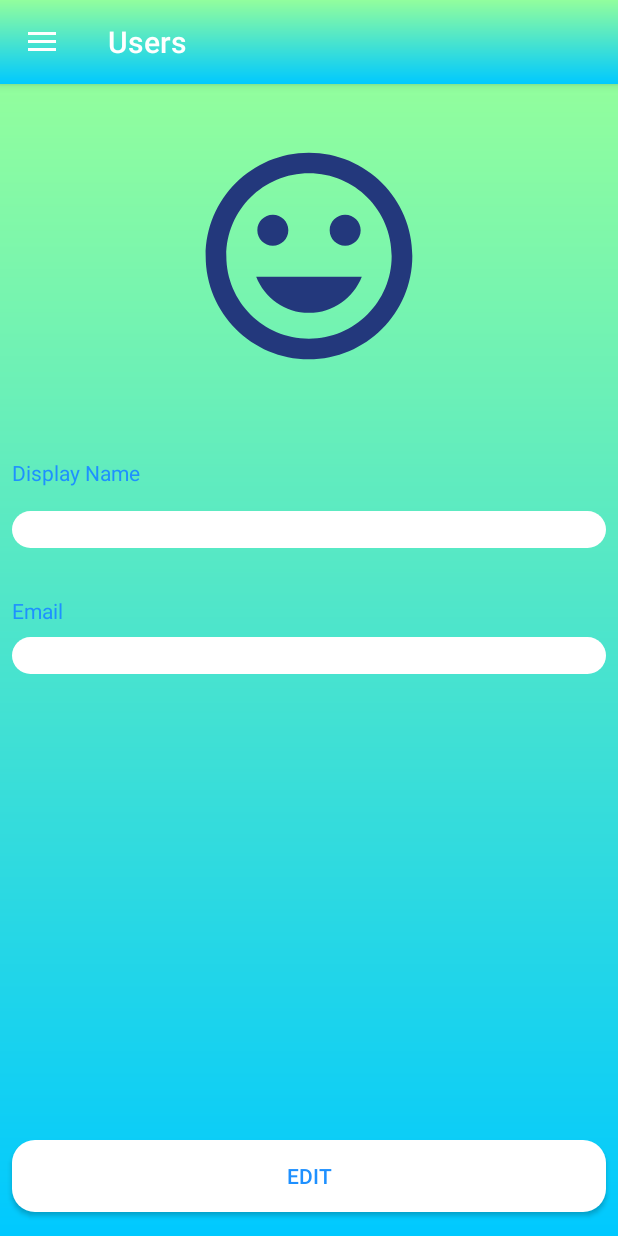
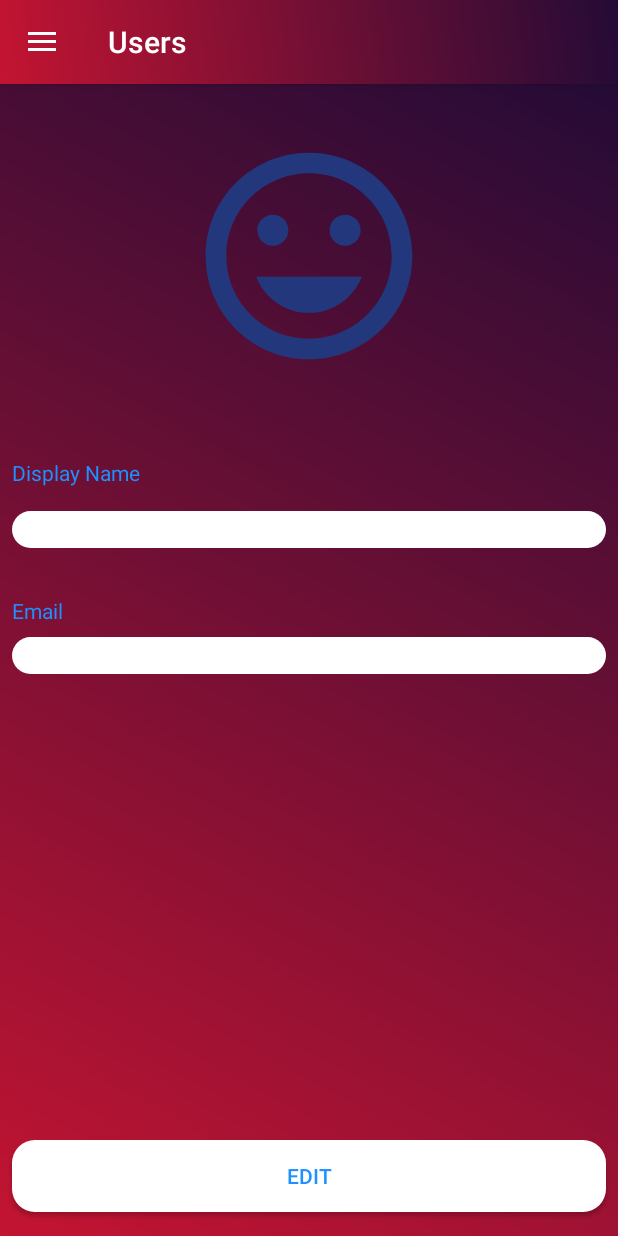
Before and after one commit to Blaze1318/BSocial, an Android app: the fragment ProfileFragment placed in its activity, on a phone screen of 412 x 824 dp. Run offline under Robolectric (Android 15) with nearby library versions, the phone set to English and light mode, and no system bars; our stand-ins replace Firebase (no records; nobody signed in at launch, a user with empty details on screens opened directly), Picasso; plain views replace CircularImageView; pictures from the network do not load; 1 statement that could not run was skipped.

Commit message:
Ui fixes

```diff
--- a/app/src/main/AndroidManifest.xml
+++ b/app/src/main/AndroidManifest.xml
@@ -19,8 +19,10 @@
         <activity
             android:name=".HomeActivity"
             android:label="@string/title_activity_home"
-            android:theme="@style/AppTheme.NoActionBar" />
-        <activity android:name=".ForgotPasswordActivity" />
+            android:theme="@style/AppTheme.NoActionBar"
+            android:configChanges="keyboardHidden|screenSize|orientation"/>
+        <activity android:name=".ForgotPasswordActivity"
+            android:configChanges="keyboardHidden|screenSize|orientation"/>
         <activity android:name=".SignUpActivity" />
         <activity android:name=".LoginActivity" />
         <activity android:name=".SplashScreenActivity"
--- a/app/src/main/java/com/example/firebaseauthenticationandstoragetest/ChatActivity.java
+++ b/app/src/main/java/com/example/firebaseauthenticationandstoragetest/ChatActivity.java
@@ -315,7 +315,7 @@ public class ChatActivity extends AppCompatActivity {
                 for (DataSnapshot ds : dataSnapshot.getChildren())
                 {
                     Token token = ds.getValue(Token.class);
-                    Data data = new Data(myId,name+":"+msg,"New Message",recipientId,R.drawable.ic_mood_black_24dp);
+                    Data data = new Data(myId,name+":"+msg,"New Message",recipientId,R.drawable.logo);
                     Sender sender = new Sender(data,token.getToken());
 
                     service.sendNotification(sender)
--- a/app/src/main/res/drawable/bakground_layout.xml
+++ b/app/src/main/res/drawable/bakground_layout.xml
@@ -2,8 +2,8 @@
 <shape xmlns:android="http://schemas.android.com/apk/res/android"
     android:shape="rectangle">
     <gradient
-        android:startColor="#00C9FF"
-        android:endColor="#92FE9D"
-        android:angle="90"
+        android:startColor="#c31432"
+        android:endColor="#240b36"
+        android:angle="45"
         android:type="linear"/>
 </shape>
--- a/app/src/main/res/layout/content_home.xml
+++ b/app/src/main/res/layout/content_home.xml
@@ -12,7 +12,7 @@
         android:id="@+id/container"
         android:layout_width="0dp"
         android:layout_height="0dp"
-        android:background="@drawable/bakground_layout"
+        android:background="#efefef"
         app:layout_constraintBottom_toBottomOf="parent"
         app:layout_constraintEnd_toEndOf="parent"
         app:layout_constraintStart_toStartOf="parent"
--- a/app/src/main/res/layout/fragment_profile.xml
+++ b/app/src/main/res/layout/fragment_profile.xml
@@ -7,6 +7,10 @@
     xmlns:app="http://schemas.android.com/apk/res-auto"
     tools:context=".Fragments.ProfileFragment">
 
+   <ScrollView
+       android:layout_width="match_parent"
+       android:layout_height="match_parent"
+       android:fillViewport="true">
        <androidx.constraintlayout.widget.ConstraintLayout
            android:layout_width="match_parent"
            android:layout_height="match_parent">
@@ -94,6 +98,7 @@
                android:layout_width="0dp"
                android:layout_height="wrap_content"
                android:layout_marginStart="8dp"
+               android:layout_marginTop="32dp"
                android:layout_marginEnd="8dp"
                android:layout_marginBottom="16dp"
                android:background="@drawable/edittext_layout"
@@ -101,7 +106,9 @@
                android:textColor="@color/dodgerblue"
                app:layout_constraintBottom_toBottomOf="parent"
                app:layout_constraintEnd_toEndOf="parent"
-            app:layout_constraintStart_toStartOf="parent" />
+               app:layout_constraintStart_toStartOf="parent"
+               app:layout_constraintTop_toBottomOf="@+id/etEmail"
+               app:layout_constraintVertical_bias="1.0" />
 
            <ProgressBar
                android:id="@+id/progressBar3"
@@ -114,4 +121,5 @@
                app:layout_constraintStart_toStartOf="parent"
                app:layout_constraintTop_toBottomOf="@+id/etEmail" />
        </androidx.constraintlayout.widget.ConstraintLayout>
+   </ScrollView>
 </FrameLayout>
--- a/app/src/main/res/values/colors.xml
+++ b/app/src/main/res/values/colors.xml
@@ -1,7 +1,7 @@
 <?xml version="1.0" encoding="utf-8"?>
 <resources>
     <color name="colorPrimary">#008577</color>
-    <color name="colorPrimaryDark">#00574B</color>
+    <color name="colorPrimaryDark">#821420</color>
     <color name="colorAccent">#D81B60</color>
     <color name="dodgerblue">#1E90FF</color>
     <color name="white">#FFFFFF</color>
--- a/app/src/main/res/values/strings.xml
+++ b/app/src/main/res/values/strings.xml
@@ -1,10 +1,10 @@
 <resources>
-    <string name="app_name">FirebaseAuthenticationAndStorageTest</string>
+    <string name="app_name">BSocial246</string>
     <string name="title_activity_home">HomeActivity</string>
     <string name="navigation_drawer_open">Open navigation drawer</string>
     <string name="navigation_drawer_close">Close navigation drawer</string>
-    <string name="nav_header_title">Android Studio</string>
-    <string name="nav_header_subtitle">android.studio@android.com</string>
+    <string name="nav_header_title">John Doe</string>
+    <string name="nav_header_subtitle">johndoe@android.com</string>
     <string name="nav_header_desc">Navigation header</string>
     <string name="action_settings">Settings</string>
 
```
Also changed, not shown: app/src/main/java/com/example/firebaseauthenticationandstoragetest/Fragments/UsersProfileFragment.java (added, +67 -0 lines), app/src/main/res/layout/activity_login.xml (+11 -3 lines), app/src/main/res/layout/activity_screen_splash.xml (+4 -15 lines), app/src/main/res/layout/activity_sign_up.xml (+15 -7 lines), app/src/main/res/layout/fragment_users_profile.xml (added, +14 -0 lines), app/src/main/res/drawable/logo.png (added), app/src/main/res/mipmap-hdpi/ic_launcher.png, app/src/main/res/mipmap-mdpi/ic_launcher.png, app/src/main/res/mipmap-xhdpi/ic_launcher.png, app/src/main/res/mipmap-xxhdpi/ic_launcher.png, app/src/main/res/mipmap-xxxhdpi/ic_launcher.png. Lines whose indentation alone changed are shown as unchanged.
